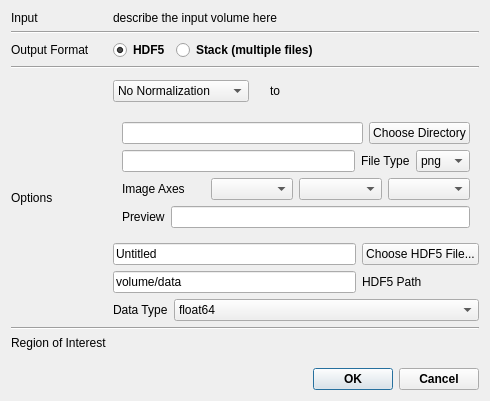
Qt form volumina/widgets/ui/exporterDlg.ui (ilastik/volumina) before a commit.
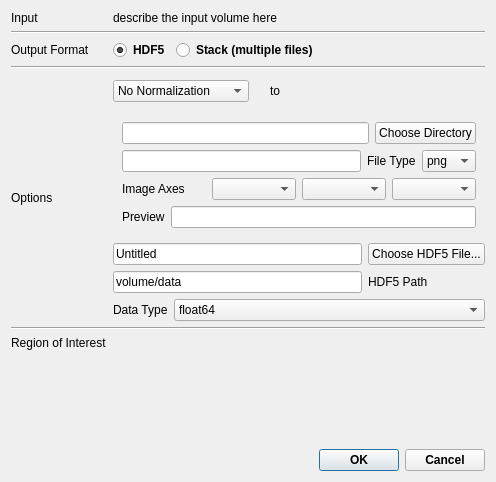
The same form after that commit. Custom widgets are drawn as their Qt base class.

Commit message: export dialog: fix window title

The edit to the form file:
```diff
--- a/volumina/widgets/ui/exporterDlg.ui
+++ b/volumina/widgets/ui/exporterDlg.ui
@@ -6,8 +6,8 @@
    <rect>
     <x>0</x>
     <y>0</y>
-    <width>490</width>
-    <height>401</height>
+    <width>496</width>
+    <height>482</height>
    </rect>
   </property>
   <property name="sizePolicy">
@@ -432,7 +432,7 @@
      <property name="sizeHint" stdset="0">
       <size>
        <width>20</width>
-       <height>338</height>
+       <height>20</height>
       </size>
      </property>
     </spacer>
```
Left out of the diff: 2 changed lines with no effect on the pictures.
